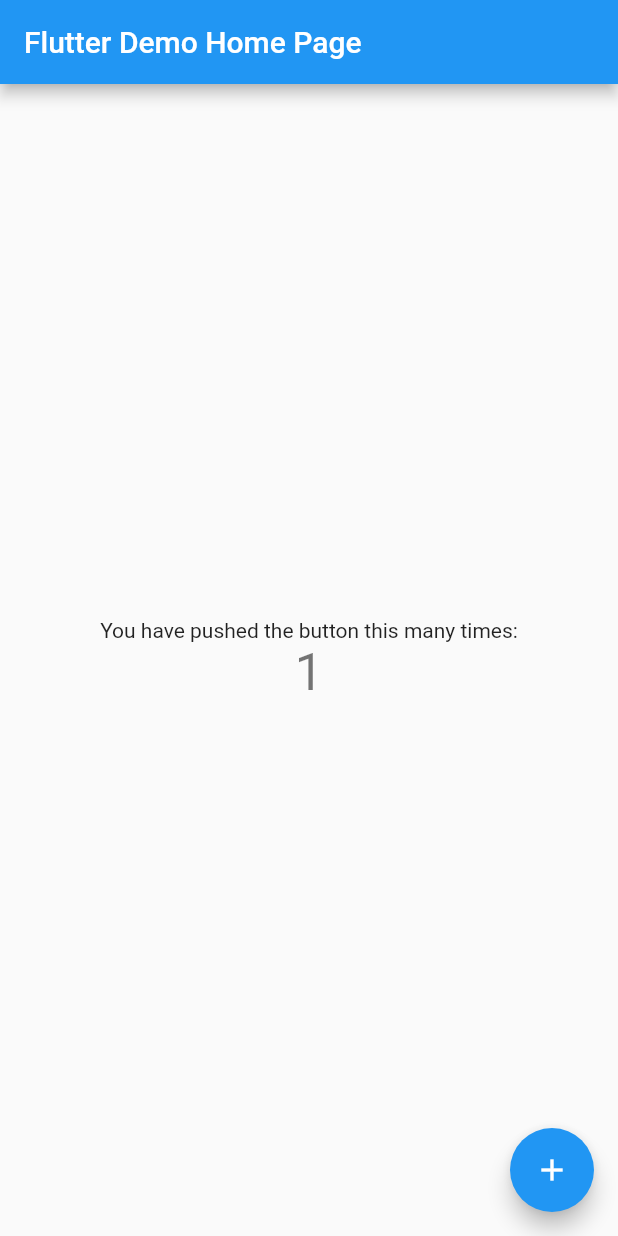
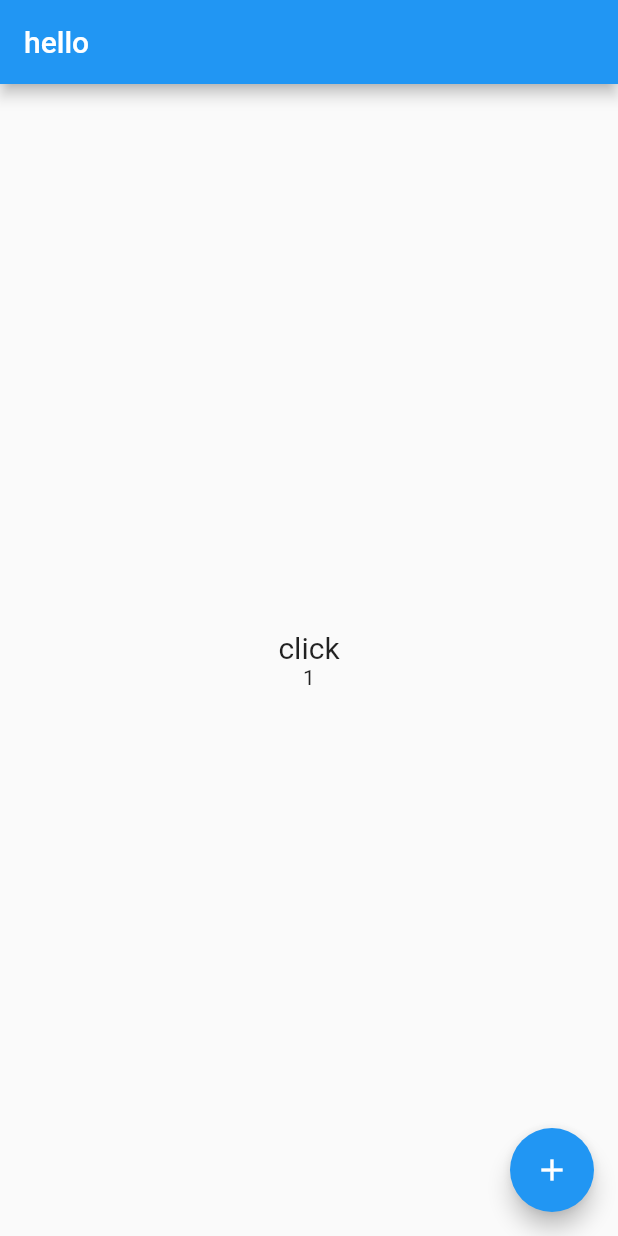
Before and after one commit to nmkawcher/SdmgFlutter56, a Flutter app: the screen it shows after launch, after a tap on the "add" icon, on a phone screen of 412 x 824 dp. Run offline on Flutter 3.47's test engine with Material 2 defaults, Android fonts, the light colour scheme and no system bars; missing offline and left inert: dart:html.

Commit message:
day14 complete

```diff
--- a/lib/main.dart
+++ b/lib/main.dart
@@ -1,10 +1,135 @@
+import 'dart:html';
+
 import 'package:flutter/material.dart';
+
+void main(){
+  runApp(MyApp());
+}
+class MyApp extends StatelessWidget {
+  const MyApp({Key? key}) : super(key: key);
+
+  @override
+  Widget build(BuildContext context) {
+    return MaterialApp(
+      title: 'title',
+      theme: ThemeData(primarySwatch: Colors.blue),
+      home: HomePage(),
+
+    );
+  }
+}
+
+
+class HomePage extends StatefulWidget {
+  const HomePage({Key? key}) : super(key: key);
+
+  @override
+  _HomePageState createState() => _HomePageState();
+}
+
+class _HomePageState extends State<HomePage> {
+  int _count=0;
+  void _incremntCount(){
+   setState(() {
+     _count++;
+   });
+  }
+  @override
+  Widget build(BuildContext context) {
+    return Scaffold(
+      appBar: AppBar(
+        title: Text("hello"),
+      ),
+     body: Center(
+       child: Column(
+         mainAxisAlignment: MainAxisAlignment.center,
+         children: [
+           Text(
+             "click",style:TextStyle(fontSize: 20)
+           ),
+           Text("$_count")
+         ],
+       ),
+     ),
+
+     floatingActionButton: FloatingActionButton(
+       onPressed: (){
+         _incremntCount();
+         },
+       child: Icon(Icons.add),
+
+     ),
+    );
+
+  }
+}
+
+
+
+
+
+/*import 'package:flutter/material.dart';
 
 void main() {
   runApp(MyApp());
 }
 
 class MyApp extends StatelessWidget {
+  const MyApp({Key? key}) : super(key: key);
+
+  @override
+  Widget build(BuildContext context) {
+    return MaterialApp(
+      title: 'material title',
+      theme: ThemeData(
+        primarySwatch: Colors.blue
+      ),
+      home: MyHomePage(),
+    );
+  }
+}
+
+class MyHomePage extends StatefulWidget {
+  const MyHomePage({Key? key}) : super(key: key);
+
+  @override
+  _MyHomePageState createState() => _MyHomePageState();
+}
+
+class _MyHomePageState extends State<MyHomePage> {
+  int _count=0;//2
+  void _incrmentCount(){
+    setState(() {
+      _count++;
+    });
+  }
+  @override
+  Widget build(BuildContext context) {
+    return Scaffold(
+      appBar: AppBar(
+        title: Text("Flutter Demo Home Page"),
+      ),
+      body: Center(
+        child: Column(
+          mainAxisAlignment: MainAxisAlignment.center,
+          children: [
+            Text("Click",style: TextStyle(color: Colors.black,fontSize: 20),),
+            Text("$_count",style: TextStyle(color: Colors.black,fontSize: 30),)
+          ],
+        ),
+      ),
+      floatingActionButton: FloatingActionButton(
+        onPressed: (){_incrmentCount();},
+        child: Icon(Icons.add),
+      ),
+    );
+
+  }
+}*/
+
+
+
+/*class MyApp extends StatelessWidget {
   // This widget is the root of your application.
   @override
   Widget build(BuildContext context) {
@@ -110,4 +235,4 @@
       ), // This trailing comma makes auto-formatting nicer for build methods.
     );
   }
-}
+}*/
```
